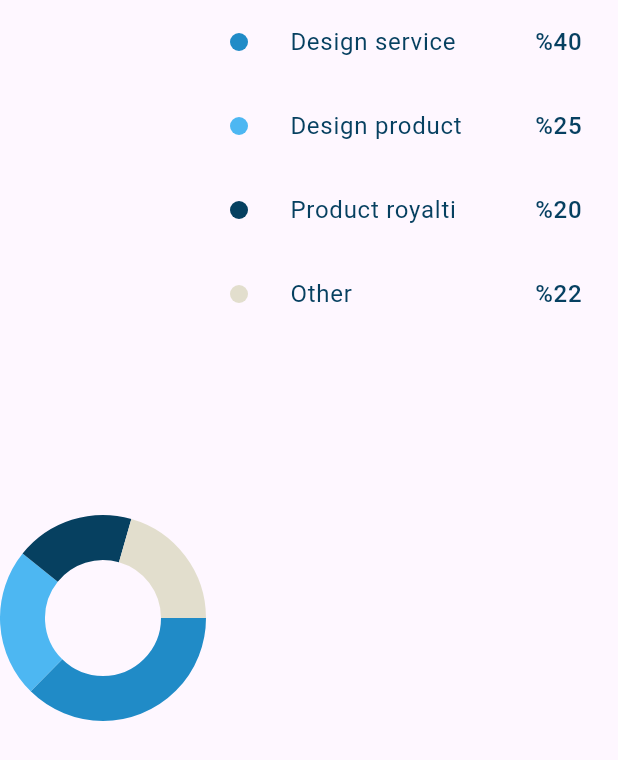
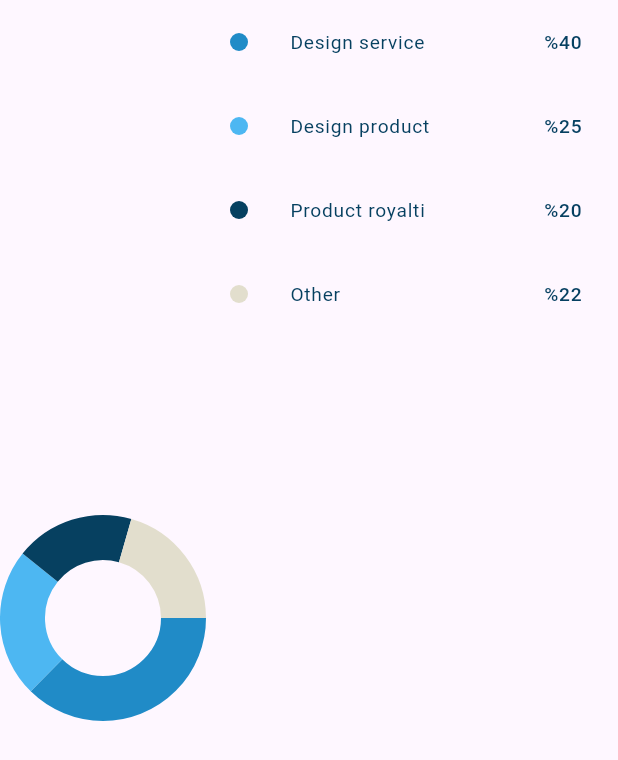
Before and after one commit to salahhaitham/responsive-dashboard, a Flutter app: what inComeBody() shows on an empty page, opened directly, on a phone screen of 412 x 824 dp. Shown: the top 760 px of the screen. Run offline on Flutter 3.47's test engine with Material 3 defaults, Android fonts, the light colour scheme and no system bars; drawn by our look-alikes of fl_chart; our stand-ins replace expandable_page_view, flutter_svg; Roboto replaces fonts that are missing (Montserrat); project files that could hold a hidden picture were left out.

Commit message:
responsive TextSize

```diff
--- a/lib/Utils/app_styles.dart
+++ b/lib/Utils/app_styles.dart
@@ -1,11 +1,12 @@
 import 'package:flutter/foundation.dart';
 import 'package:flutter/material.dart';
+import 'package:responsive_dashboard1/Utils/size_config.dart';
 
 abstract class AppStyles {
   static TextStyle styleRegular16(context) {
     return TextStyle(
       color: const Color(0xFF064060),
-      fontSize:16,
+      fontSize:getResponsiveFontSize(fontSize: 16,context),
       fontFamily: 'Montserrat',
       fontWeight: FontWeight.w400,
     );
@@ -14,7 +15,7 @@ abstract class AppStyles {
   static TextStyle styleBold16(BuildContext context) {
     return TextStyle(
       color: const Color(0xFF4EB7F2),
-      fontSize: 16,
+      fontSize: getResponsiveFontSize(fontSize: 16,context),
       fontFamily: 'Montserrat',
       fontWeight: FontWeight.w700,
     );
@@ -23,7 +24,7 @@ abstract class AppStyles {
   static TextStyle styleMedium16(BuildContext context) {
     return TextStyle(
       color: const Color(0xFF064061),
-      fontSize:  16,
+      fontSize: getResponsiveFontSize(fontSize: 16,context),
       fontFamily: 'Montserrat',
       fontWeight: FontWeight.w500,
     );
@@ -32,7 +33,7 @@ abstract class AppStyles {
   static TextStyle styleMedium20(BuildContext context) {
     return TextStyle(
       color: const Color(0xFFFFFFFF),
-      fontSize:  20,
+      fontSize:  getResponsiveFontSize(fontSize: 20,context),
       fontFamily: 'Montserrat',
       fontWeight: FontWeight.w500,
     );
@@ -41,7 +42,7 @@ abstract class AppStyles {
   static TextStyle styleSemiBold16(BuildContext context) {
     return TextStyle(
       color: const Color(0xFF064061),
-      fontSize: 16,
+      fontSize:getResponsiveFontSize(fontSize: 16,context),
       fontFamily: 'Montserrat',
       fontWeight: FontWeight.w600,
     );
@@ -50,7 +51,7 @@ abstract class AppStyles {
   static TextStyle styleSemiBold20(BuildContext context) {
     return TextStyle(
       color: const Color(0xFF064061),
-      fontSize: 20,
+      fontSize:getResponsiveFontSize(fontSize: 20,context),
       fontFamily: 'Montserrat',
       fontWeight: FontWeight.w600,
     );
@@ -59,7 +60,7 @@ abstract class AppStyles {
   static TextStyle styleRegular12(BuildContext context) {
     return TextStyle(
       color: const Color(0xFFAAAAAA),
-      fontSize:  12,
+      fontSize: getResponsiveFontSize(fontSize: 12,context),
       fontFamily: 'Montserrat',
       fontWeight: FontWeight.w400,
     );
@@ -68,7 +69,7 @@ abstract class AppStyles {
   static TextStyle styleSemiBold24(BuildContext context) {
     return TextStyle(
       color: const Color(0xFF4EB7F2),
-      fontSize:  24,
+      fontSize:  getResponsiveFontSize(fontSize: 24,context),
       fontFamily: 'Montserrat',
       fontWeight: FontWeight.w600,
     );
@@ -77,7 +78,7 @@ abstract class AppStyles {
   static TextStyle styleRegular14(BuildContext context) {
     return TextStyle(
       color: const Color(0xFFAAAAAA),
-      fontSize: 14,
+      fontSize: getResponsiveFontSize(fontSize: 14,context),
       fontFamily: 'Montserrat',
       fontWeight: FontWeight.w400,
     );
@@ -86,38 +87,32 @@ abstract class AppStyles {
   static TextStyle styleSemiBold18(BuildContext context) {
     return TextStyle(
       color: const Color(0xFFFFFFFF),
-      fontSize:  18,
+      fontSize:  getResponsiveFontSize(fontSize: 18,context),
       fontFamily: 'Montserrat',
       fontWeight: FontWeight.w600,
     );
   }
 }
 
-// // sacleFactor
-// // responsive font size
-// // (min , max) fontsize
-// double getResponsiveFontSize(context, {required double fontSize}) {
-//   double scaleFactor = getScaleFactor(context);
-//   double responsiveFontSize = fontSize * scaleFactor;
-//
-//   double lowerLimit = fontSize * .8;
-//   double upperLimit = fontSize * 1.2;
-//
-//   return responsiveFontSize.clamp(lowerLimit, upperLimit);
-// }
-//
-// double getScaleFactor(context) {
-//   // var dispatcher = PlatformDispatcher.instance;
-//   // var physicalWidth = dispatcher.views.first.physicalSize.width;
-//   // var devicePixelRatio = dispatcher.views.first.devicePixelRatio;
-//   // double width = physicalWidth / devicePixelRatio;
-//
-//   double width = MediaQuery.sizeOf(context).width;
-//   if (width < SizeConfig.tablet) {
-//     return width / 550;
-//   } else if (width < SizeConfig.desktop) {
-//     return width / 1000;
-//   } else {
-//     return width / 1920;
-//   }
-// }
+
+double getResponsiveFontSize(context, {required double fontSize}) {
+  double scaleFactor = getScaleFactor(context);
+  double responsiveFontSize = fontSize * scaleFactor;
+
+  double lowerLimit = fontSize * .8;
+  double upperLimit = fontSize * 1.2;
+
+  return responsiveFontSize.clamp(lowerLimit, upperLimit);
+}
+
+double getScaleFactor(context) {
+
+  double width = MediaQuery.sizeOf(context).width;
+  if (width < SizeConfig.tablet) {
+    return width / 550;
+  } else if (width < SizeConfig.desktop) {
+    return width / 1000;
+  } else {
+    return width / 1920;
+  }
+}
--- a/lib/widgets/IncomeSection.dart
+++ b/lib/widgets/IncomeSection.dart
@@ -7,6 +7,7 @@ import '../layouts/desktopLayout.dart';
 import 'Custom_Container.dart';
 import 'InComeChart.dart';
 import 'detailed_income_chart.dart';
+import 'inComeBody.dart';
 import 'inComeHeader.dart';
 import 'income_details.dart';
 
@@ -29,28 +30,3 @@ class IncomeSection extends StatelessWidget {
     );
   }
 }
-
-class inComeBody extends StatelessWidget {
-  const inComeBody({
-    super.key,
-  });
-
-  @override
-  Widget build(BuildContext context) {
-
-    double width = MediaQuery.sizeOf(context).width;
-    return width >= 1200 && width < 1650
-        ? const Expanded(
-        child: Padding(
-          padding: EdgeInsets.all(16),
-          child: DetailedIncomeChart(),
-        ))
-        : const Row(
-      crossAxisAlignment: CrossAxisAlignment.center,
-      children: [
-        Expanded(child: IncomeChart()),
-        Expanded(flex: 2, child: IncomeDetails()),
-      ],
-    );
-  }
-}
--- /dev/null
+++ b/lib/widgets/inComeBody.dart
@@ -0,0 +1,31 @@
+
+import 'package:flutter/material.dart';
+
+import 'InComeChart.dart';
+import 'detailed_income_chart.dart';
+import 'income_details.dart';
+
+class inComeBody extends StatelessWidget {
+  const inComeBody({
+    super.key,
+  });
+
+  @override
+  Widget build(BuildContext context) {
+
+    double width = MediaQuery.sizeOf(context).width;
+    return width >= 1200 && width < 1650
+        ? const Expanded(
+        child: Padding(
+          padding: EdgeInsets.all(16),
+          child: DetailedIncomeChart(),
+        ))
+        : const Row(
+      crossAxisAlignment: CrossAxisAlignment.center,
+      children: [
+        Expanded(child: IncomeChart()),
+        Expanded(flex: 2, child: IncomeDetails()),
+      ],
+    );
+  }
+}
```
Also changed, not shown: lib/Utils/size_config.dart (added, +13 -0 lines).
